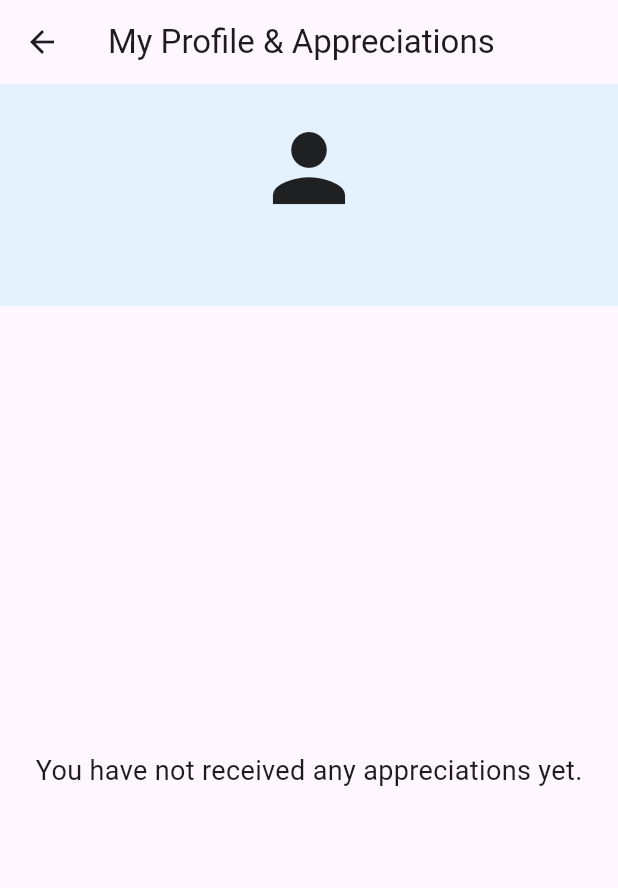
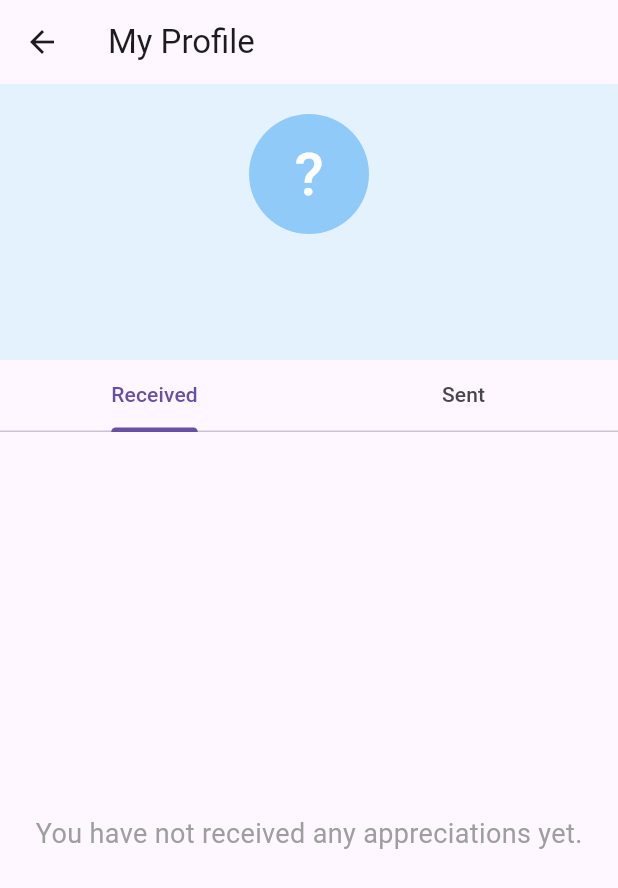
Before and after one commit to darshitS2/AppreciationApp, a Flutter app: the ProfilePage screen opened directly, on a phone screen of 412 x 824 dp. Shown: the top 888 px of the screen. Run offline on Flutter 3.47's test engine with Material 3 defaults, Android fonts, the light colour scheme and no system bars; our stand-ins replace cloud_firestore, csv, dropdown_search, firebase_auth, firebase_core, share_plus and 1 more; missing offline and left inert: universal_html; accounts and stored records are empty.

Commit message:
Profile page(Sent and Received)

```diff
--- a/lib/profile_page.dart
+++ b/lib/profile_page.dart
@@ -1,3 +1,4 @@
+// lib/profile_page.dart
 import 'package:flutter/material.dart';
 import 'package:firebase_auth/firebase_auth.dart';
 import 'package:cloud_firestore/cloud_firestore.dart';
@@ -12,56 +13,116 @@ class ProfilePage extends StatefulWidget {
 }
 
 class _ProfilePageState extends State<ProfilePage> {
-  // Get the current user
   final User? currentUser = FirebaseAuth.instance.currentUser;
 
   @override
   Widget build(BuildContext context) {
-    return Scaffold(
+    // The DefaultTabController should wrap the entire Scaffold.
+    return DefaultTabController(
+      length: 2, // We have 2 tabs
+      child: Scaffold(
         appBar: AppBar(
-        title: const Text('My Profile & Appreciations'),
+          title: const Text('My Profile'),
         ),
         body: Column(
           children: [
-          // User Info Header
-          Container(
+            // 1. The User Info Header is now a permanent part of the body, outside the tabs.
+            _buildUserInfoHeader(),
+
+            // 2. The TabBar now sits below the header, providing the navigation.
+            const TabBar(
+              tabs: [
+                Tab(text: 'Received'),
+                Tab(text: 'Sent'),
+              ],
+            ),
+
+            // 3. The TabBarView takes up the remaining space and shows the correct list.
+            Expanded(
+              child: TabBarView(
+                children: [
+                  // VIEW 1: Appreciations Received
+                  _buildAppreciationList(
+                    query: FirebaseFirestore.instance
+                        .collection('appreciations')
+                        .where('to_uid', isEqualTo: currentUser!.uid)
+                        .orderBy('timestamp', descending: true),
+                    emptyMessage: 'You have not received any appreciations yet.',
+                  ),
+
+                  // VIEW 2: Appreciations Sent
+                  _buildAppreciationList(
+                    query: FirebaseFirestore.instance
+                        .collection('appreciations')
+                        .where('from_uid', isEqualTo: currentUser!.uid)
+                        .orderBy('timestamp', descending: true),
+                    emptyMessage: 'You have not sent any appreciations yet.',
+                  ),
+                ],
+              ),
+            ),
+          ],
+        ),
+      ),
+    );
+  }
+
+  // --- We move the User Info Header into its own reusable widget method ---
+  Widget _buildUserInfoHeader() {
+    return FutureBuilder<DocumentSnapshot>(
+      future: FirebaseFirestore.instance.collection('users').doc(currentUser!.uid).get(),
+      builder: (context, snapshot) {
+        if (!snapshot.hasData) {
+          return const Padding(
+            padding: EdgeInsets.all(20),
+            child: Center(child: CircularProgressIndicator()),
+          );
+        }
+        final userData = snapshot.data!.data() as Map<String, dynamic>;
+        final fullName = userData['fullName'] ?? 'No Name';
+        final email = userData['email'] ?? 'No Email';
+
+        return Container(
           width: double.infinity,
           padding: const EdgeInsets.all(20),
           color: Colors.blue.shade50,
           child: Column(
             children: [
-                const Icon(Icons.person, size: 72),
+              CircleAvatar(
+                radius: 40,
+                backgroundColor: Colors.blue.shade200,
+                child: Text(
+                  fullName.isNotEmpty ? fullName[0].toUpperCase() : '?',
+                  style: const TextStyle(fontSize: 40, color: Colors.white),
+                ),
+              ),
               const SizedBox(height: 10),
               Text(
-                  currentUser?.email ?? 'Loading...', // Display user's email
-                  style: const TextStyle(fontSize: 18),
+                fullName,
+                style: const TextStyle(fontSize: 22, fontWeight: FontWeight.bold),
               ),
+              Text(email, style: TextStyle(fontSize: 16, color: Colors.grey.shade700)),
             ],
           ),
-          ),
+        );
+      },
+    );
+  }
 
-          // List of received appreciations
-          Expanded(
-            child: StreamBuilder<QuerySnapshot>(
-              // This is the special query!
-              stream: FirebaseFirestore.instance
-                  .collection('appreciations')
-                  .where('to_uid', isEqualTo: currentUser!.uid) // Get posts WHERE 'to_uid' matches my ID
-                  .orderBy('timestamp', descending: true) // And sort them
-                  .snapshots(),
+  // --- We create a reusable method for building the lists to avoid duplicate code ---
+  Widget _buildAppreciationList({required Query query, required String emptyMessage}) {
+    return StreamBuilder<QuerySnapshot>(
+      stream: query.snapshots(),
       builder: (context, snapshot) {
         if (snapshot.connectionState == ConnectionState.waiting) {
           return const Center(child: CircularProgressIndicator());
         }
         if (snapshot.hasError) {
-                  return const Center(child: Text('Something went wrong'));
+          return const Center(child: Text('Something went wrong.'));
         }
         if (snapshot.data!.docs.isEmpty) {
-                  return const Center(
-                    child: Text(
-                      'You have not received any appreciations yet.',
-                      style: TextStyle(fontSize: 18),
-                    ),
+          return Center(
+            child: Text(emptyMessage, style: const TextStyle(fontSize: 18, color: Colors.grey)),
           );
         }
 
@@ -70,47 +131,54 @@ class _ProfilePageState extends State<ProfilePage> {
         return ListView.builder(
           itemCount: appreciations.length,
           itemBuilder: (context, index) {
+            // Your existing robust itemBuilder logic for fetching names and building the post
             final appreciation = appreciations[index];
+            final data = appreciation.data() as Map<String, dynamic>;
             final postId = appreciation.id;
-                    final message = appreciation['message'] as String;
-                    final value = appreciation['value'] as String;
-                    final fromUid = appreciation['from_uid'] as String;
-                    final toUid = appreciation['to_uid'] as String;
-                    final timestamp = appreciation['timestamp'] as Timestamp;
-                    final formattedTime = DateFormat('MMM d, yyyy - hh:mm a').format(timestamp.toDate());
+            final fromUid = data['from_uid'] as String;
+            final toUid = data['to_uid'] as String;
+            // ... (safely get message, value, timestamp)
 
-                    // We still need to fetch the user names
+            // This is the same robust FutureBuilder from your main feed
             return FutureBuilder<List<DocumentSnapshot>>(
               future: Future.wait([
                 FirebaseFirestore.instance.collection('users').doc(fromUid).get(),
                 FirebaseFirestore.instance.collection('users').doc(toUid).get(),
               ]),
               builder: (context, userSnapshots) {
-                        if (!userSnapshots.hasData) {
-                          return const SizedBox.shrink(); // Show nothing while loading names
+                // ... (your existing robust logic to get names and handle inactive users)
+                String fromUserName = "Unknown User";
+                String toUserName = "Unknown User";
+
+                if (userSnapshots.hasData && userSnapshots.data != null) {
+                  if (userSnapshots.data![0].exists) {
+                     final fromData = userSnapshots.data![0].data() as Map<String, dynamic>;
+                     fromUserName = fromData['fullName'] ?? 'Unknown User';
+                     if (fromData['status'] == 'inactive') fromUserName += " (Inactive)";
                   }
-                        final fromUserName = userSnapshots.data![0]['fullName'] as String;
-                        final toUserName = userSnapshots.data![1]['fullName'] as String;
+                  if (userSnapshots.data![1].exists) {
+                     final toData = userSnapshots.data![1].data() as Map<String, dynamic>;
+                     toUserName = toData['fullName'] ?? 'Unknown User';
+                     if (toData['status'] == 'inactive') toUserName += " (Inactive)";
+                  }
+                }
 
-                        // On this page, we WANT to show the sender, so we use the default
                 return AppreciationPost(
                   postId: postId,
                   fromUid: fromUid,
-                          message: message,
+                  message: data['message'] ?? '',
                   from: fromUserName,
                   to: toUserName,
-                          value: value,
-                          time: formattedTime,
+                  value: data['value'] ?? '',
+                  time: DateFormat('MMM d, yyyy').format((data['timestamp'] as Timestamp).toDate()),
+                  // We can now use this to customize the view if needed
+                  showSender: true,
                 );
               },
             );
           },
         );
       },
-            ),
-          ),
-        ],
-      ),
     );
   }
 }
```
Also changed, not shown: 1 other file. Lines whose indentation alone changed are shown as unchanged.
